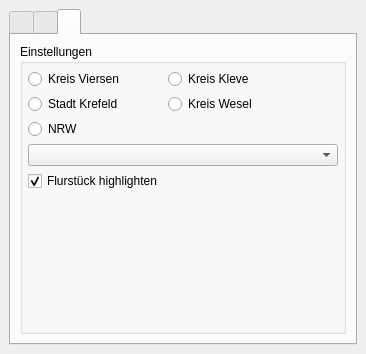
This is flurstuecks_finder_nrw_dockwidget_base.ui in kreis-viersen/flurstuecksfinder-nrw as Qt 5 draws it before an edit. The edited form follows.
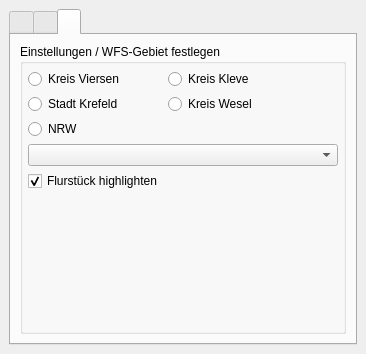
This is the edited form. Icons and pictures are not drawn.

Commit message:
Update Einstellungen Tab
Überschrift "WFS-Gebiet festlegen" ergänzt

Diff of the .ui file:
```diff
--- a/flurstuecks_finder_nrw_dockwidget_base.ui
+++ b/flurstuecks_finder_nrw_dockwidget_base.ui
@@ -724,7 +724,7 @@
            </sizepolicy>
           </property>
           <property name="title">
-           <string>Einstellungen</string>
+           <string>Einstellungen / WFS-Gebiet festlegen</string>
           </property>
           <layout class="QGridLayout" name="gridLayout_3">
            <property name="leftMargin">
```
